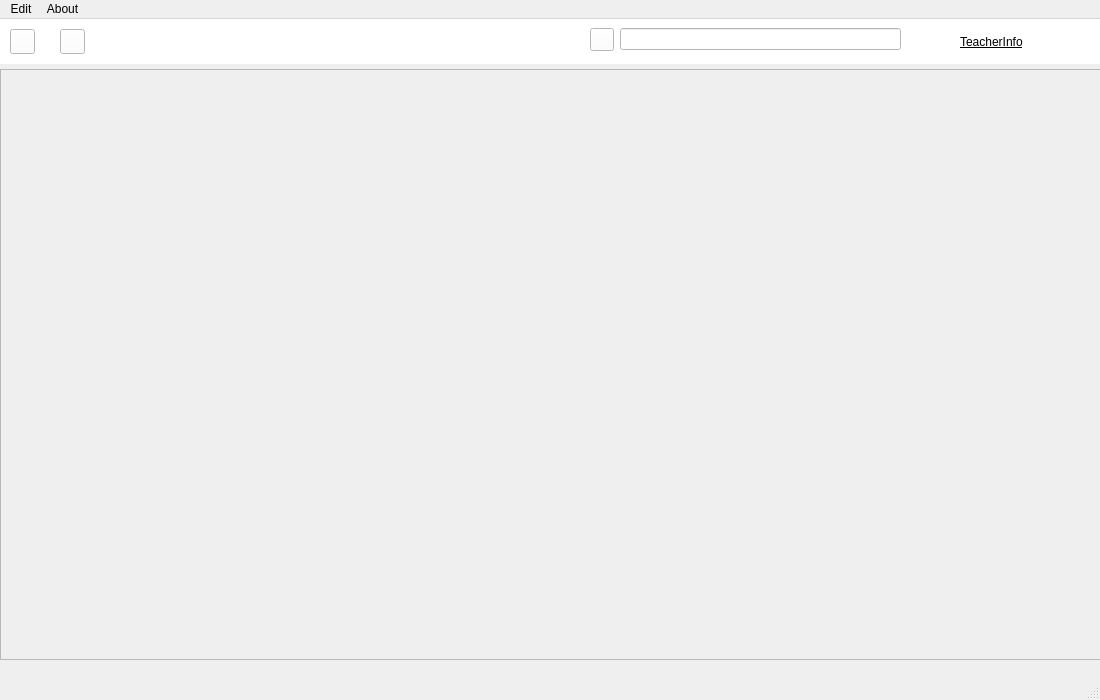
The window that resources/UI_resources/basicStructure_mainWindow.ui (doddodod/GRP17) describes before a commit, drawn with Qt 5.
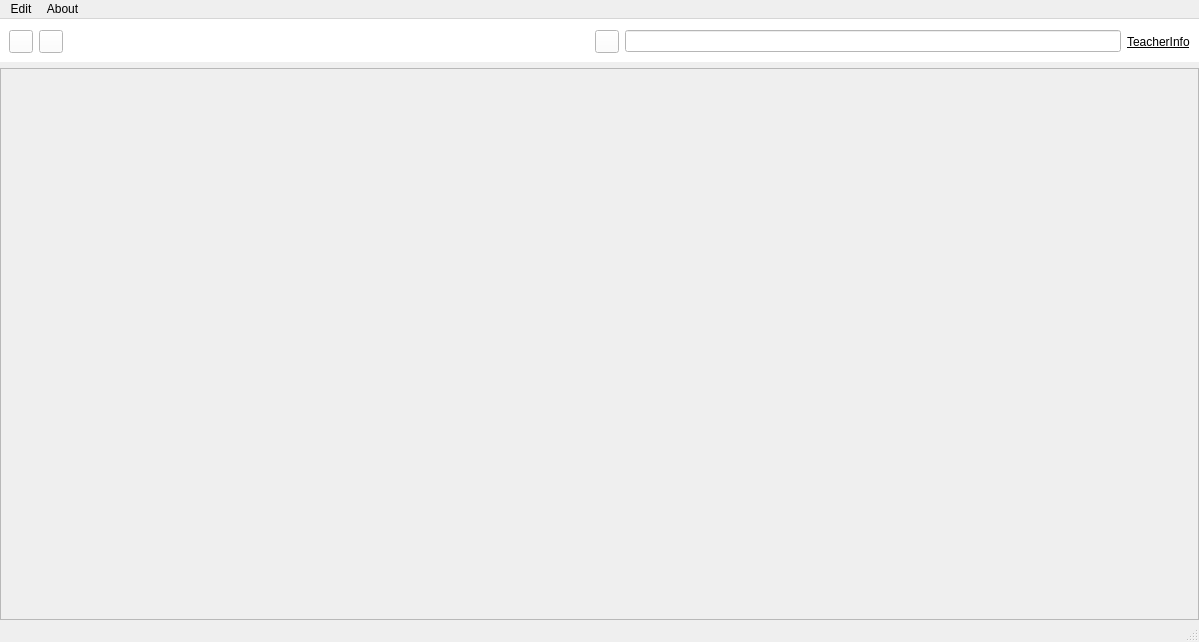
The same window after the commit. Icons and pictures are not drawn.

```diff
--- a/resources/UI_resources/basicStructure_mainWindow.ui
+++ b/resources/UI_resources/basicStructure_mainWindow.ui
@@ -6,35 +6,74 @@
    <rect>
     <x>0</x>
     <y>0</y>
-    <width>1100</width>
-    <height>700</height>
+    <width>1199</width>
+    <height>642</height>
    </rect>
   </property>
   <property name="windowTitle">
    <string>MainWindow</string>
   </property>
   <widget class="QWidget" name="centralwidget">
+   <layout class="QGridLayout" name="gridLayout_2">
+    <property name="leftMargin">
+     <number>0</number>
+    </property>
+    <property name="topMargin">
+     <number>0</number>
+    </property>
+    <property name="rightMargin">
+     <number>0</number>
+    </property>
+    <property name="bottomMargin">
+     <number>0</number>
+    </property>
+    <item row="1" column="0">
+     <widget class="QScrollArea" name="scrollArea">
+      <property name="widgetResizable">
+       <bool>true</bool>
+      </property>
+      <widget class="QWidget" name="scrollAreaWidgetContents">
+       <property name="geometry">
+        <rect>
+         <x>0</x>
+         <y>0</y>
+         <width>1197</width>
+         <height>534</height>
+        </rect>
+       </property>
+      </widget>
+     </widget>
+    </item>
+    <item row="0" column="0">
    <widget class="QWidget" name="widget" native="true">
-    <property name="geometry">
-     <rect>
-      <x>0</x>
-      <y>0</y>
-      <width>1101</width>
-      <height>45</height>
-     </rect>
+      <property name="sizePolicy">
+       <sizepolicy hsizetype="Expanding" vsizetype="Preferred">
+        <horstretch>0</horstretch>
+        <verstretch>0</verstretch>
+       </sizepolicy>
     </property>
     <property name="styleSheet">
      <string notr="true">background-color:rgb(255, 255, 255)</string>
     </property>
+      <layout class="QGridLayout" name="gridLayout">
+       <property name="topMargin">
+        <number>11</number>
+       </property>
+       <item row="0" column="2">
+        <spacer name="horizontalSpacer">
+         <property name="orientation">
+          <enum>Qt::Horizontal</enum>
+         </property>
+         <property name="sizeHint" stdset="0">
+          <size>
+           <width>438</width>
+           <height>23</height>
+          </size>
+         </property>
+        </spacer>
+       </item>
+       <item row="0" column="0">
     <widget class="QToolButton" name="toolButton">
-     <property name="geometry">
-      <rect>
-       <x>10</x>
-       <y>10</y>
-       <width>25</width>
-       <height>25</height>
-      </rect>
-     </property>
      <property name="styleSheet">
       <string notr="true">border-image: url(:/all/images/backIcon.png);</string>
      </property>
@@ -42,34 +81,9 @@
       <string/>
      </property>
     </widget>
-    <widget class="QToolButton" name="toolButton_2">
-     <property name="geometry">
-      <rect>
-       <x>60</x>
-       <y>10</y>
-       <width>25</width>
-       <height>25</height>
-      </rect>
-     </property>
-     <property name="styleSheet">
-      <string notr="true">border-image: url(:/all/images/homeIcon.png)</string>
-     </property>
-     <property name="text">
-      <string/>
-     </property>
-     <property name="popupMode">
-      <enum>QToolButton::DelayedPopup</enum>
-     </property>
-    </widget>
+       </item>
+       <item row="0" column="4">
     <widget class="QLabel" name="label_2">
-     <property name="geometry">
-      <rect>
-       <x>960</x>
-       <y>10</y>
-       <width>100</width>
-       <height>25</height>
-      </rect>
-     </property>
      <property name="font">
       <font>
        <underline>true</underline>
@@ -79,16 +93,12 @@
       <string>TeacherInfo</string>
      </property>
     </widget>
-    <widget class="QWidget" name="layoutWidget">
-     <property name="geometry">
-      <rect>
-       <x>590</x>
-       <y>5</y>
-       <width>311</width>
-       <height>31</height>
-      </rect>
-     </property>
+       </item>
+       <item row="0" column="3">
      <layout class="QHBoxLayout" name="horizontalLayout_2">
+         <property name="leftMargin">
+          <number>0</number>
+         </property>
       <item>
        <widget class="QToolButton" name="toolButton_3">
         <property name="styleSheet">
@@ -103,31 +113,24 @@
        <widget class="QLineEdit" name="lineEdit_4"/>
       </item>
      </layout>
-    </widget>
-   </widget>
-   <widget class="QScrollArea" name="scrollArea">
-    <property name="geometry">
-     <rect>
-      <x>0</x>
-      <y>50</y>
-      <width>1111</width>
-      <height>591</height>
-     </rect>
-    </property>
-    <property name="widgetResizable">
-     <bool>true</bool>
-    </property>
-    <widget class="QWidget" name="scrollAreaWidgetContents">
-     <property name="geometry">
-      <rect>
-       <x>0</x>
-       <y>0</y>
-       <width>1109</width>
-       <height>589</height>
-      </rect>
-     </property>
-    </widget>
-   </widget>
+       </item>
+       <item row="0" column="1">
+        <widget class="QToolButton" name="toolButton_2">
+         <property name="styleSheet">
+          <string notr="true">border-image: url(:/all/images/homeIcon.png)</string>
+         </property>
+         <property name="text">
+          <string/>
+         </property>
+         <property name="popupMode">
+          <enum>QToolButton::DelayedPopup</enum>
+         </property>
+        </widget>
+       </item>
+      </layout>
+     </widget>
+    </item>
+   </layout>
   </widget>
   <widget class="QStatusBar" name="statusbar"/>
   <widget class="QMenuBar" name="menuBar">
@@ -135,7 +138,7 @@
     <rect>
      <x>0</x>
      <y>0</y>
-     <width>1100</width>
+     <width>1199</width>
      <height>26</height>
     </rect>
    </property>
```
Lines whose indentation alone changed are shown as unchanged.
